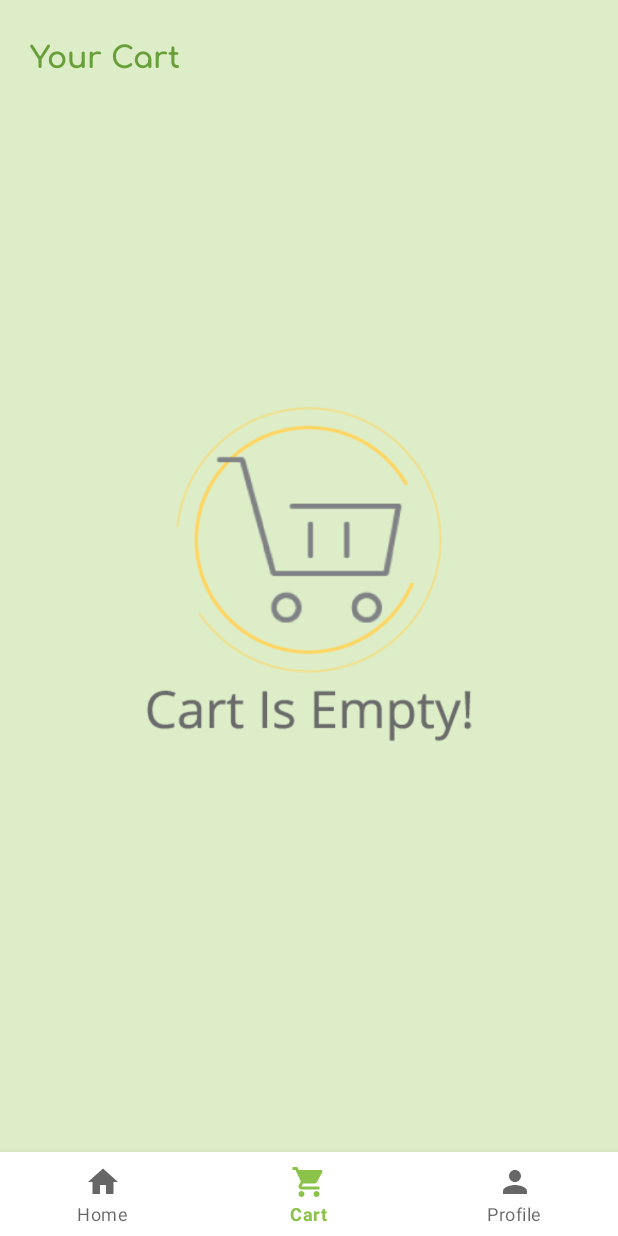
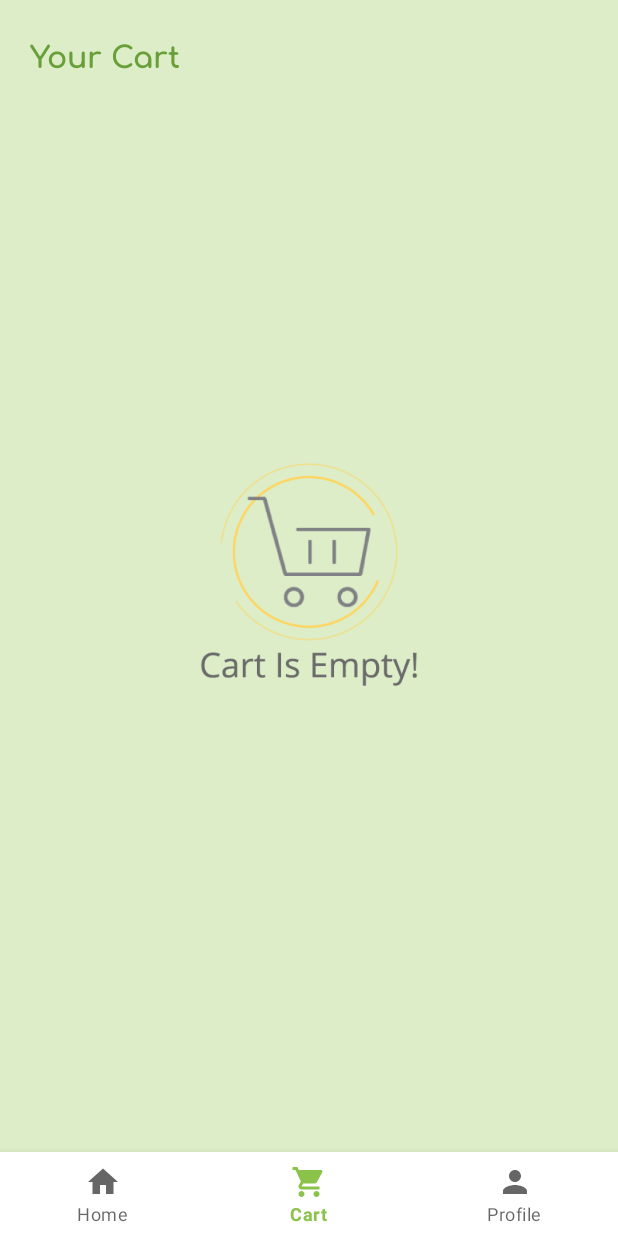
Before and after one commit to nishitagoyal/BuyTheBest-Users, an Android app: the CartFragment screen opened through its navigation route, on a phone screen of 412 x 824 dp. Run offline under Robolectric (Android 15) with nearby library versions, the phone set to English and light mode, and no system bars; our stand-ins replace Firebase (no records; nobody signed in at launch, a user with empty details on screens opened directly), Picasso, navigation-ui.

Commit message:
Logo and image size changed

```diff
--- a/app/src/main/AndroidManifest.xml
+++ b/app/src/main/AndroidManifest.xml
@@ -5,9 +5,9 @@
 
     <application
         android:allowBackup="true"
-        android:icon="@drawable/bb_logo"
+        android:icon="@drawable/bb_big_logo"
         android:label="@string/app_name"
-        android:roundIcon="@drawable/bb_logo"
+        android:roundIcon="@drawable/bb_big_logo"
         android:supportsRtl="true"
         android:theme="@style/Theme.GroceryApp"
         tools:replace="android:icon,android:theme">
--- a/app/src/main/res/layout/activity_item.xml
+++ b/app/src/main/res/layout/activity_item.xml
@@ -46,8 +46,8 @@
 
     <ImageView
         android:id="@+id/empty_item"
-        android:layout_width="300dp"
-        android:layout_height="300dp"
+        android:layout_width="200dp"
+        android:layout_height="200dp"
         android:visibility="gone"
         android:layout_centerInParent="true"
         android:src="@drawable/no_items" />
--- a/app/src/main/res/layout/activity_orders_placed.xml
+++ b/app/src/main/res/layout/activity_orders_placed.xml
@@ -29,8 +29,8 @@
 
     <ImageView
         android:id="@+id/empty_orders"
-        android:layout_width="300dp"
-        android:layout_height="300dp"
+        android:layout_width="200dp"
+        android:layout_height="200dp"
         android:visibility="gone"
         android:layout_centerInParent="true"
         android:src="@drawable/no_order_place" />
--- a/app/src/main/res/layout/fragment_cart.xml
+++ b/app/src/main/res/layout/fragment_cart.xml
@@ -36,8 +36,8 @@
 
     <ImageView
         android:id="@+id/empty_cart"
-        android:layout_width="300dp"
-        android:layout_height="300dp"
+        android:layout_width="200dp"
+        android:layout_height="200dp"
         android:layout_centerInParent="true"
         android:visibility="gone"
         android:src="@drawable/cart_is_empty"
```
Also changed, not shown: app/src/main/res/drawable/bb_big_logo.png (added).
